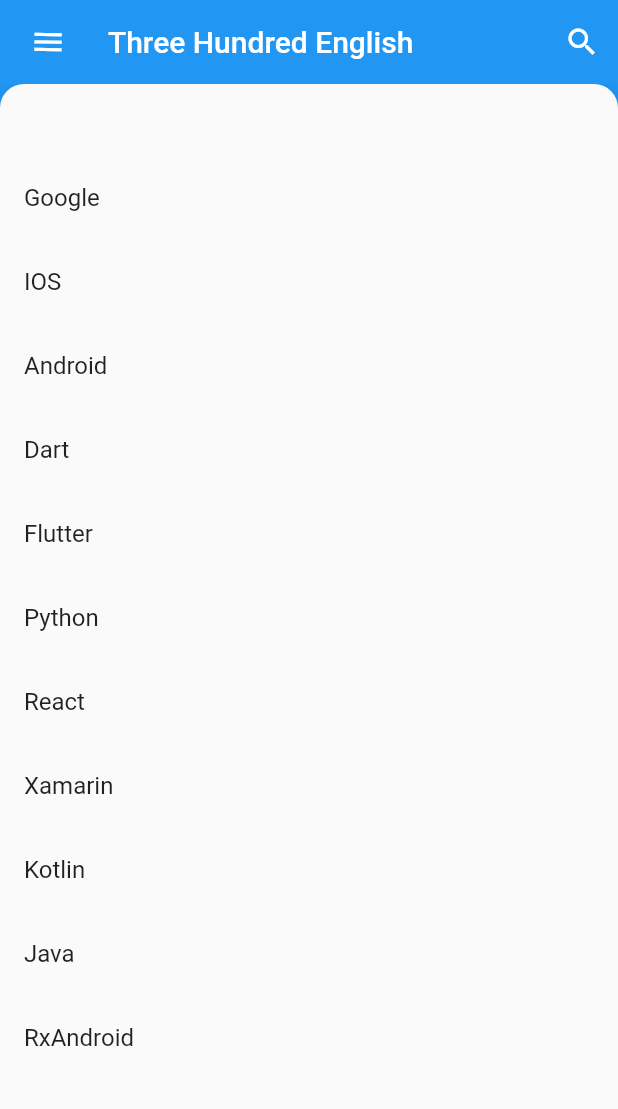
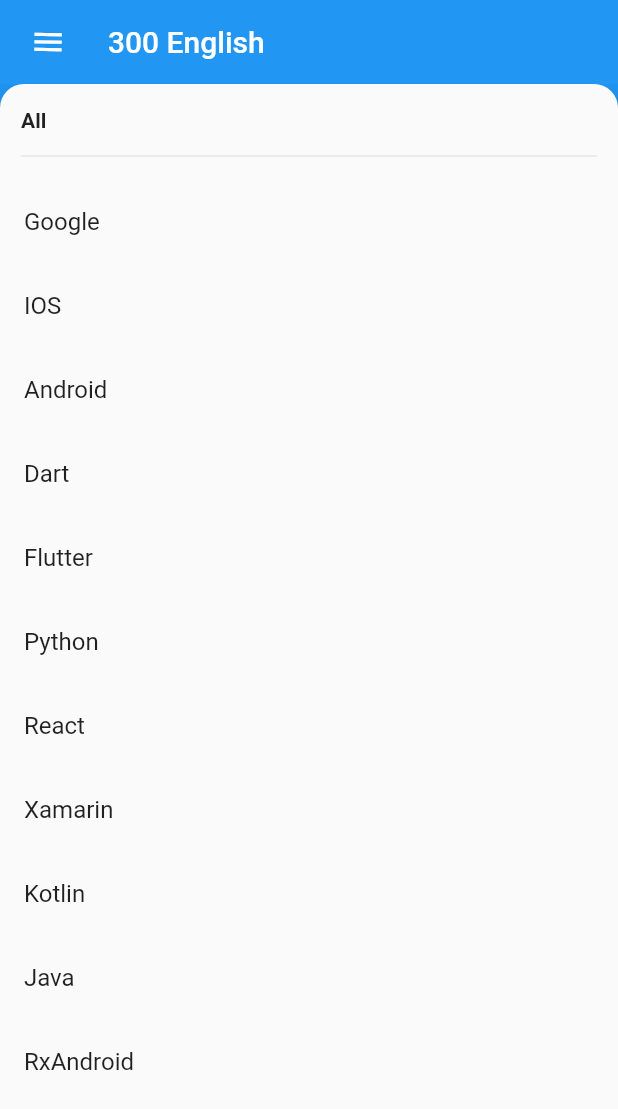
Before and after one commit to Mrjen/three_hundred_english, a Flutter app: the screen it shows after launch, on a phone screen of 412 x 824 dp. Shown: the top 1109 px of the screen. Run offline on Flutter 3.47's test engine with Material 2 defaults, Android fonts, the phone set to English and light mode, and no system bars.

Commit message:
Trying backdrop and menu.

```diff
--- a/lib/backdrop.dart
+++ b/lib/backdrop.dart
@@ -9,6 +9,7 @@ class Backdrop extends StatefulWidget {
   final Widget frontLayer;
   final Widget backLayer;
   final Widget frontTitle;
+  final String frontSubTitle;
   final Widget backTitle;
 
   const Backdrop({
@@ -16,11 +17,13 @@ class Backdrop extends StatefulWidget {
     @required this.frontLayer,
     @required this.backLayer,
     @required this.frontTitle,
+    @required this.frontSubTitle,
     @required this.backTitle,
   })  : assert(currentCategory != null),
         assert(frontLayer != null),
         assert(backLayer != null),
         assert(frontTitle != null),
+        assert(frontSubTitle != null),
         assert(backTitle != null);
 
   @override
@@ -77,9 +80,10 @@ class _BackdropState extends State<Backdrop>
         widget.backLayer,
         PositionedTransition(
           rect: layerAnimation,
-          child: _FrontLayer(
+          child: FrontLayer(
             onTap: _toggleBackdropLayerVisibility,
             child: widget.frontLayer,
+            subTitle: widget.frontSubTitle,
           ),
         ),
       ],
@@ -98,19 +102,8 @@ class _BackdropState extends State<Backdrop>
         frontTitle: widget.frontTitle,
         backTitle: widget.backTitle,
       ),
-      actions: <Widget>[
-        IconButton(
-          icon: Icon(Icons.search),
-          onPressed: () {
-            // TODO: Add open login (104)
-          },
-        )
-      ],
     );
-    return Scaffold(
-      appBar: appBar,
-      body: LayoutBuilder(builder: _buildStack)
-    );
+    return Scaffold(appBar: appBar, body: LayoutBuilder(builder: _buildStack));
   }
 
   bool get _frontLayerVisible {
@@ -125,15 +118,24 @@ class _BackdropState extends State<Backdrop>
   }
 }
 
-class _FrontLayer extends StatelessWidget {
-  const _FrontLayer({
-    Key key,
-    this.onTap,
-    this.child,
-  }) : super(key: key);
-
+class FrontLayer extends StatefulWidget {
   final VoidCallback onTap;
   final Widget child;
+  final String subTitle;
+
+  const FrontLayer({
+    @required this.onTap,
+    @required this.child,
+    @required this.subTitle,
+  })  : assert(onTap != null),
+        assert(child != null),
+        assert(subTitle != null);
+
+  @override
+  _FrontLayer createState() => _FrontLayer();
+}
+
+class _FrontLayer extends State<FrontLayer> {
 
   @override
   Widget build(BuildContext context) {
@@ -141,23 +143,37 @@ class _FrontLayer extends StatelessWidget {
       elevation: 16.0,
       shape: RoundedRectangleBorder(
         borderRadius: BorderRadius.only(
-            topLeft: Radius.circular(16.0),
-            topRight: Radius.circular(16.0)
-        ),
+            topLeft: Radius.circular(16.0), topRight: Radius.circular(16.0)),
       ),
       child: Column(
         crossAxisAlignment: CrossAxisAlignment.stretch,
         children: <Widget>[
           GestureDetector(
             behavior: HitTestBehavior.opaque,
-            onTap: onTap,
-            child: Container(
-              height: 40.0,
-              alignment: AlignmentDirectional.centerStart,
+            onTap: widget.onTap,
+            child: new Padding(
+                padding: EdgeInsets.only(top: 16.0, left: 14.0, right: 14.0),
+                child: new Column(
+                  children: [
+                    new Container(
+                      child: new Row(
+                        children: <Widget>[
+                          new Expanded(
+                              child: new Text(
+                                widget.subTitle,
+                                style: new TextStyle(
+                                  fontWeight: FontWeight.bold,
+                                ),
+                              )),
+                        ],
                       ),
                     ),
+                    new Padding(padding: EdgeInsets.only(top: 8.0), child: new Divider()),
+                  ],
+                )),
+          ),
           Expanded(
-            child: child,
+            child: widget.child,
           ),
         ],
       ),
@@ -197,7 +213,8 @@ class _BackdropTitle extends AnimatedWidget {
           child: IconButton(
             padding: EdgeInsets.only(right: 8.0),
             onPressed: this.onPress,
-            icon: Stack(children: <Widget>[
+            icon: Stack(
+              children: <Widget>[
                 new Opacity(
                   opacity: new CurvedAnimation(
                     parent: new ReverseAnimation(animation),
--- a/lib/main.dart
+++ b/lib/main.dart
@@ -1,6 +1,7 @@
 import 'package:flutter/material.dart';
 import 'backdrop.dart';
 import 'menu.dart';
+import 'phrase_listing.dart';
 
 void main() => runApp(ThreeHundredApp());
 
@@ -12,17 +13,26 @@ class ThreeHundredApp extends StatefulWidget {
 
 class _ThreeHundredApp extends State<ThreeHundredApp> {
   MenuCategory _currentCategory = MenuCategory.all;
+  String _frontSubTitle = "All";
 
   void _onCategoryTap(MenuCategory category) {
     setState(() {
       _currentCategory = category;
+
+      if (_currentCategory == MenuCategory.all) {
+        _frontSubTitle = "All";
+      } else if (_currentCategory == MenuCategory.favorites) {
+        _frontSubTitle = "Favorites";
+      } else {
+        _frontSubTitle = "About";
+      }
     });
   }
 
   @override
   Widget build(BuildContext context) {
     return new MaterialApp(
-      title: "Three Hundred English",
+      title: "300 English",
       theme: new ThemeData(
         // This is the theme of your application.
         //
@@ -36,168 +46,15 @@ class _ThreeHundredApp extends State<ThreeHundredApp> {
       ),
       home: Backdrop(
         currentCategory: MenuCategory.all,
-        frontLayer: SearchList(),
+        frontLayer: PhraseListing(),
         backLayer: Menu(
           currentCategory: _currentCategory,
           onCategoryTap: _onCategoryTap,
         ),
-        frontTitle: Text("Three Hundred English"),
+        frontTitle: Text("300 English"),
+        frontSubTitle: _frontSubTitle,
         backTitle: Text("Menu"),
       )
     );
   }
 }
-
-class SearchList extends StatefulWidget {
-  SearchList({Key key}) : super(key: key);
-  @override
-  _SearchListState createState() => new _SearchListState();
-}
-
-class _SearchListState extends State<SearchList> {
-  Widget appBarTitle = new Text(
-    "Three Hundred English",
-    style: new TextStyle(color: Colors.white),
-  );
-
-  Icon actionIcon = new Icon(
-    Icons.search,
-    color: Colors.white,
-  );
-
-  final key = new GlobalKey<ScaffoldState>();
-  final TextEditingController _searchQuery = new TextEditingController();
-  List<String> _list;
-  bool _isSearching;
-  String _searchText = "";
-
-  _SearchListState() {
-    _searchQuery.addListener(() {
-      if (_searchQuery.text.isEmpty) {
-        setState(() {
-          _isSearching = false;
-          _searchText = "";
-        });
-      } else {
-        setState(() {
-          _isSearching = true;
-          _searchText = _searchQuery.text;
-        });
-      }
-    });
-  }
-
-  @override
-  void initState() {
-    super.initState();
-    _isSearching = false;
-    init();
-  }
-
-  void init() {
-    _list = List();
-    _list.add("Google");
-    _list.add("IOS");
-    _list.add("Android");
-    _list.add("Dart");
-    _list.add("Flutter");
-    _list.add("Python");
-    _list.add("React");
-    _list.add("Xamarin");
-    _list.add("Kotlin");
-    _list.add("Java");
-    _list.add("RxAndroid");
-  }
-
-  @override
-  Widget build(BuildContext context) {
-    return new Scaffold(
-      key: key,
-      body: new ListView(
-        padding: new EdgeInsets.symmetric(vertical: 8.0),
-        children: _isSearching ? _buildSearchList() : _buildList(),
-      ),
-    );
-  }
-
-  List<ChildItem> _buildList() {
-    return _list.map((contact) => new ChildItem(contact)).toList();
-  }
-
-  List<ChildItem> _buildSearchList() {
-    if (_searchText.isEmpty) {
-      return _list.map((contact) => new ChildItem(contact)).toList();
-    } else {
-      List<String> _searchList = List();
-      for (int i = 0; i < _list.length; i++) {
-        String name = _list.elementAt(i);
-        if (name.toLowerCase().contains(_searchText.toLowerCase())) {
-          _searchList.add(name);
-        }
-      }
-      return _searchList.map((contact) => new ChildItem(contact)).toList();
-    }
-  }
-
-  Widget buildBar(BuildContext context) {
-    return new AppBar(title: appBarTitle, actions: <Widget>[
-      new IconButton(
-        icon: actionIcon,
-        onPressed: () {
-          setState(() {
-            if (this.actionIcon.icon == Icons.search) {
-              this.actionIcon = new Icon(
-                Icons.close,
-                color: Colors.white,
-              );
-              this.appBarTitle = new TextField(
-                autofocus: true,
-                controller: _searchQuery,
-                style: new TextStyle(
-                  color: Colors.white,
-                ),
-                decoration: new InputDecoration(
-                    prefixIcon: new Icon(Icons.search, color: Colors.white),
-                    hintText: "Search for word or context...",
-                    hintStyle: new TextStyle(color: Colors.white)),
-              );
-              _handleSearchStart();
-            } else {
-              _handleSearchEnd();
-            }
-          });
-        },
-      ),
-    ]);
-  }
-
-  void _handleSearchStart() {
-    setState(() {
-      _isSearching = true;
-    });
-  }
-
-  void _handleSearchEnd() {
-    setState(() {
-      this.actionIcon = new Icon(
-        Icons.search,
-        color: Colors.white,
-      );
-      this.appBarTitle = new Text(
-        "Three Hundred English",
-        style: new TextStyle(color: Colors.white),
-      );
-      _isSearching = false;
-      _searchQuery.clear();
-    });
-  }
-}
-
-class ChildItem extends StatelessWidget {
-  final String name;
-  ChildItem(this.name);
-  @override
-  Widget build(BuildContext context) {
-    return new ListTile(title: new Text(this.name));
-  }
-}
--- /dev/null
+++ b/lib/phrase_listing.dart
@@ -0,0 +1,163 @@
+import 'package:flutter/material.dart';
+import 'phrase_details.dart';
+
+class PhraseListing extends StatefulWidget {
+  PhraseListing({Key key}) : super(key: key);
+  @override
+  _SearchListState createState() => new _SearchListState();
+}
+
+class _SearchListState extends State<PhraseListing> {
+  Widget appBarTitle = new Text(
+    "300 English",
+    style: new TextStyle(color: Colors.white),
+  );
+  Icon actionIcon = new Icon(
+    Icons.search,
+    color: Colors.white,
+  );
+  final key = new GlobalKey<ScaffoldState>();
+  final TextEditingController _searchQuery = new TextEditingController();
+  List<String> _list;
+  bool _isSearching;
+  String _searchText = "";
+
+  _SearchListState() {
+    _searchQuery.addListener(() {
+      if (_searchQuery.text.isEmpty) {
+        setState(() {
+          _isSearching = false;
+          _searchText = "";
+        });
+      } else {
+        setState(() {
+          _isSearching = true;
+          _searchText = _searchQuery.text;
+        });
+      }
+    });
+  }
+
+  @override
+  void initState() {
+    super.initState();
+    _isSearching = false;
+    init();
+  }
+
+  void init() {
+    _list = List();
+    _list.add("Google");
+    _list.add("IOS");
+    _list.add("Android");
+    _list.add("Dart");
+    _list.add("Flutter");
+    _list.add("Python");
+    _list.add("React");
+    _list.add("Xamarin");
+    _list.add("Kotlin");
+    _list.add("Java");
+    _list.add("RxAndroid");
+  }
+
+  @override
+  Widget build(BuildContext context) {
+    return new Scaffold(
+      key: key,
+      //appBar: buildBar(context),
+      body: new ListView(
+        padding: new EdgeInsets.symmetric(vertical: 8.0),
+        children: _isSearching ? _buildSearchList() : _buildList(),
+      ),
+    );
+  }
+
+  List<ChildItem> _buildList() {
+    return _list.map((contact) => new ChildItem(contact)).toList();
+  }
+
+  List<ChildItem> _buildSearchList() {
+    if (_searchText.isEmpty) {
+      return _list.map((contact) => new ChildItem(contact)).toList();
+    } else {
+      List<String> _searchList = List();
+      for (int i = 0; i < _list.length; i++) {
+        String name = _list.elementAt(i);
+        if (name.toLowerCase().contains(_searchText.toLowerCase())) {
+          _searchList.add(name);
+        }
+      }
+      return _searchList.map((contact) => new ChildItem(contact)).toList();
+    }
+  }
+
+  Widget buildBar(BuildContext context) {
+    return new AppBar(title: appBarTitle, actions: <Widget>[
+      new IconButton(
+        icon: actionIcon,
+        onPressed: () {
+          setState(() {
+            if (this.actionIcon.icon == Icons.search) {
+              this.actionIcon = new Icon(
+                Icons.close,
+                color: Colors.white,
+              );
+              this.appBarTitle = new TextField(
+                autofocus: true,
+                controller: _searchQuery,
+                style: new TextStyle(
+                  color: Colors.white,
+                ),
+                decoration: new InputDecoration(
+                    prefixIcon: new Icon(Icons.search, color: Colors.white),
+                    hintText: "Search for word or context...",
+                    hintStyle: new TextStyle(color: Colors.white)),
+              );
+              _handleSearchStart();
+            } else {
+              _handleSearchEnd();
+            }
+          });
+        },
+      ),
+    ]);
+  }
+
+  void _handleSearchStart() {
+    setState(() {
+      _isSearching = true;
+    });
+  }
+
+  void _handleSearchEnd() {
+    setState(() {
+      this.actionIcon = new Icon(
+        Icons.search,
+        color: Colors.white,
+      );
+      this.appBarTitle = new Text(
+        "300 English",
+        style: new TextStyle(color: Colors.white),
+      );
+      _isSearching = false;
+      _searchQuery.clear();
+    });
+  }
+}
+
+class ChildItem extends StatelessWidget {
+  final String name;
+  ChildItem(this.name);
+  @override
+  Widget build(BuildContext context) {
+    return new ListTile(
+      title: new Text(this.name),
+      onTap: () {
+        Navigator.push(
+          context,
+          new MaterialPageRoute(builder: (context) => new PhraseDetails(phrase: this.name,)),
+        );
+      }
+    );
+  }
+}
```
Also changed, not shown: lib/phrase_details.dart (added, +55 -0 lines). Lines whose indentation alone changed are shown as unchanged.
